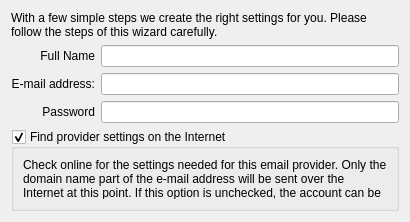
This is accountwizard/personaldatapage.ui in KDE/kdepim-runtime as Qt 5 draws it before an edit. The edited form follows.
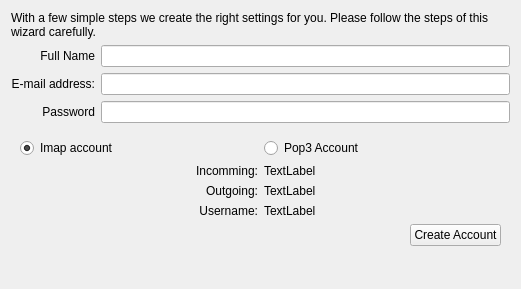
This is the edited form. The open tabs and pages were chosen to show the change. Custom widgets are drawn as their Qt base class.

Commit message:
Fix Bug 278708 - kmail, account creating assistant creates only imap4
account
Now we can select imap or pop3 account.

FIXED-IN: 4.9

What changed in the file:
```diff
--- a/accountwizard/personaldatapage.ui
+++ b/accountwizard/personaldatapage.ui
@@ -6,8 +6,8 @@
    <rect>
     <x>0</x>
     <y>0</y>
-    <width>410</width>
-    <height>222</height>
+    <width>521</width>
+    <height>289</height>
    </rect>
   </property>
   <layout class="QVBoxLayout" name="verticalLayout_2">
@@ -98,25 +98,153 @@
     </layout>
    </item>
    <item>
-    <widget class="QGroupBox" name="checkOnlineGroupBox">
-     <property name="title">
-      <string>Find provider settings on the Internet</string>
+    <widget class="QStackedWidget" name="stackedPage">
+     <property name="currentIndex">
+      <number>0</number>
      </property>
-     <property name="checkable">
-      <bool>true</bool>
-     </property>
-     <layout class="QVBoxLayout" name="verticalLayout">
-      <item>
-       <widget class="QLabel" name="checkOnlineExplanation">
-        <property name="text">
-         <string>Check online for the settings needed for this email provider. Only the domain name part of the e-mail address will be sent over the Internet at this point. If this option is unchecked, the account can be set up manually.</string>
-        </property>
-        <property name="wordWrap">
-         <bool>true</bool>
-        </property>
-       </widget>
-      </item>
-     </layout>
+     <widget class="QWidget" name="internetPage">
+      <widget class="QGroupBox" name="checkOnlineGroupBox">
+       <property name="geometry">
+        <rect>
+         <x>0</x>
+         <y>10</y>
+         <width>513</width>
+         <height>82</height>
+        </rect>
+       </property>
+       <property name="title">
+        <string>Find provider settings on the Internet</string>
+       </property>
+       <property name="checkable">
+        <bool>true</bool>
+       </property>
+       <layout class="QVBoxLayout" name="verticalLayout">
+        <item>
+         <widget class="QLabel" name="checkOnlineExplanation">
+          <property name="text">
+           <string>Check online for the settings needed for this email provider. Only the domain name part of the e-mail address will be sent over the Internet at this point. If this option is unchecked, the account can be set up manually.</string>
+          </property>
+          <property name="wordWrap">
+           <bool>true</bool>
+          </property>
+         </widget>
+        </item>
+       </layout>
+      </widget>
+     </widget>
+     <widget class="QWidget" name="accountPage">
+      <layout class="QGridLayout" name="gridLayout_2">
+       <item row="0" column="0" colspan="2">
+        <layout class="QHBoxLayout" name="horizontalLayout">
+         <item>
+          <widget class="QRadioButton" name="imapAccount">
+           <property name="text">
+            <string>Imap account</string>
+           </property>
+           <property name="checked">
+            <bool>true</bool>
+           </property>
+           <attribute name="buttonGroup">
+            <string notr="true">buttonGroup</string>
+           </attribute>
+          </widget>
+         </item>
+         <item>
+          <widget class="QRadioButton" name="pop3Account">
+           <property name="text">
+            <string>Pop3 Account</string>
+           </property>
+           <attribute name="buttonGroup">
+            <string notr="true">buttonGroup</string>
+           </attribute>
+          </widget>
+         </item>
+        </layout>
+       </item>
+       <item row="1" column="0">
+        <widget class="QLabel" name="label">
+         <property name="text">
+          <string>Incomming:</string>
+         </property>
+         <property name="alignment">
+          <set>Qt::AlignRight|Qt::AlignTrailing|Qt::AlignVCenter</set>
+         </property>
+        </widget>
+       </item>
+       <item row="1" column="1">
+        <widget class="QLabel" name="incommingLabel">
+         <property name="text">
+          <string>TextLabel</string>
+         </property>
+        </widget>
+       </item>
+       <item row="2" column="0">
+        <widget class="QLabel" name="label_2">
+         <property name="text">
+          <string>Outgoing:</string>
+         </property>
+         <property name="alignment">
+          <set>Qt::AlignRight|Qt::AlignTrailing|Qt::AlignVCenter</set>
+         </property>
+        </widget>
+       </item>
+       <item row="2" column="1">
+        <widget class="QLabel" name="outgoingLabel">
+         <property name="text">
+          <string>TextLabel</string>
+         </property>
+        </widget>
+       </item>
+       <item row="3" column="0">
+        <widget class="QLabel" name="label_3">
+         <property name="text">
+          <string>Username:</string>
+         </property>
+         <property name="alignment">
+          <set>Qt::AlignRight|Qt::AlignTrailing|Qt::AlignVCenter</set>
+         </property>
+        </widget>
+       </item>
+       <item row="3" column="1">
+        <widget class="QLabel" name="usernameLabel">
+         <property name="text">
+          <string>TextLabel</string>
+         </property>
+        </widget>
+       </item>
+       <item row="4" column="0" colspan="2">
+        <layout class="QHBoxLayout" name="horizontalLayout_2">
+         <item>
+          <spacer name="horizontalSpacer">
+           <property name="orientation">
+            <enum>Qt::Horizontal</enum>
+           </property>
+           <property name="sizeHint" stdset="0">
+            <size>
+             <width>40</width>
+             <height>20</height>
+            </size>
+           </property>
+          </spacer>
+         </item>
+         <item>
+          <widget class="QPushButton" name="createAccountPb">
+           <property name="text">
+            <string>Create Account</string>
+           </property>
+          </widget>
+         </item>
+        </layout>
+       </item>
+      </layout>
+      <zorder>label_2</zorder>
+      <zorder>label_3</zorder>
+      <zorder>incommingLabel</zorder>
+      <zorder>outgoingLabel</zorder>
+      <zorder>usernameLabel</zorder>
+      <zorder></zorder>
+      <zorder>label</zorder>
+     </widget>
     </widget>
    </item>
    <item>
@@ -124,13 +252,10 @@
      <property name="orientation">
       <enum>Qt::Vertical</enum>
      </property>
-     <property name="sizeType">
-      <enum>QSizePolicy::MinimumExpanding</enum>
-     </property>
      <property name="sizeHint" stdset="0">
       <size>
-       <width>0</width>
-       <height>0</height>
+       <width>20</width>
+       <height>20</height>
       </size>
      </property>
     </spacer>
```
Left out of the diff: 7 changed lines with no effect on the pictures. The commit also changes 2 other files.
